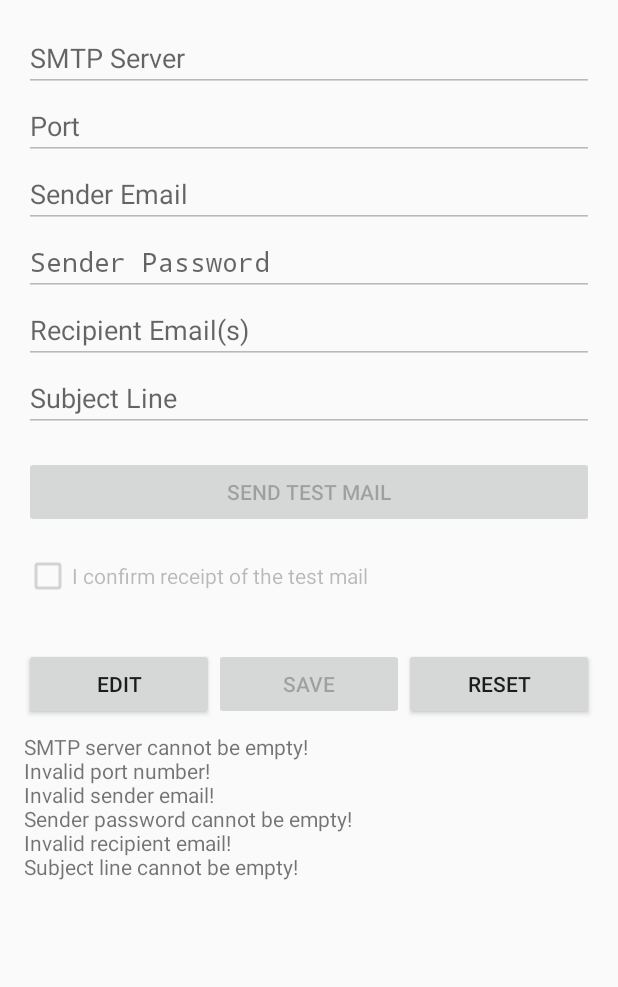
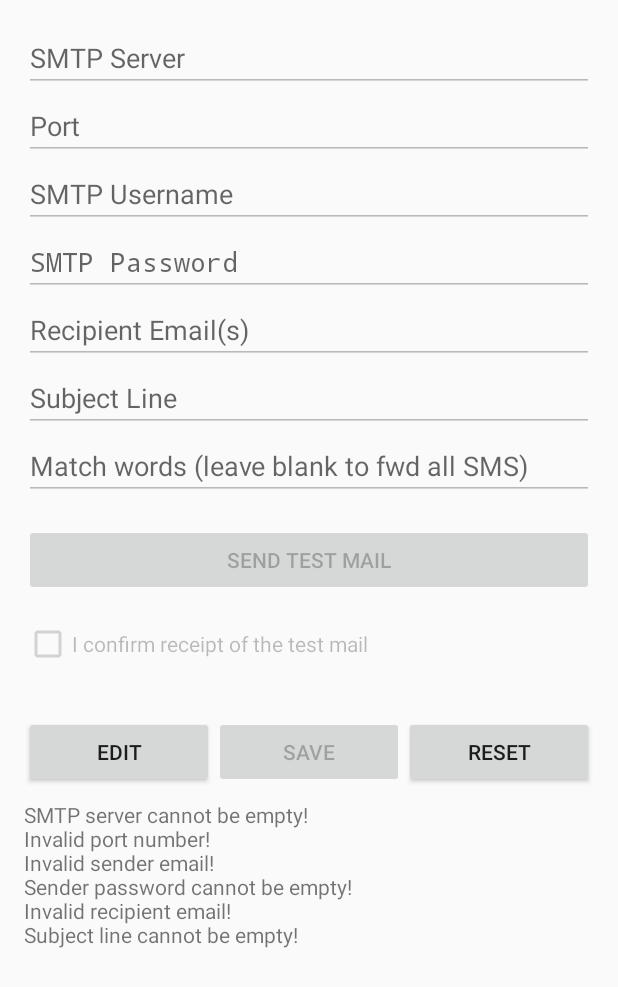
Before and after one commit to ganeshv/textfiltrator, an Android app built with Jetpack Compose: the ConfigActivity screen opened directly, with no data from a screen before it, after a tap on "RESET", on a phone screen of 412 x 824 dp. Shown: the top 987 px of the screen. Run offline under Robolectric (Android 15) with nearby library versions, the phone set to English and light mode, and no system bars; 6 statements that could not run were skipped; 3 other taps on this screen came first.

Commit message:
User can specify match list; texts containing words from this list will be forwarded

```diff
--- a/SMSReaderApp/app/src/main/java/com/example/smsreaderapp/ConfigActivity.kt
+++ b/SMSReaderApp/app/src/main/java/com/example/smsreaderapp/ConfigActivity.kt
@@ -3,7 +3,6 @@ package com.example.smsreaderapp
 import android.app.Activity
 import android.content.Context
 import android.os.Bundle
-import android.util.Log
 import android.widget.Button
 import android.widget.CheckBox
 import android.widget.EditText
@@ -54,8 +53,10 @@ class ConfigActivity : Activity() {
     private lateinit var saveButton: Button
     private lateinit var resetButton: Button
     private lateinit var configStatusTextView: TextView
+    private lateinit var matchEditText: EditText
     private lateinit var btnSendTestMail: Button
     private lateinit var checkBoxConfirmReceipt: CheckBox
+
 
     private var isEditing : Boolean = false
     private lateinit var smtpSettings : SMTPSettings
@@ -71,6 +72,7 @@ class ConfigActivity : Activity() {
         senderPasswordEditText = findViewById(R.id.senderPasswordEditText)
         recipientEmailsEditText = findViewById(R.id.recipientEmailsEditText)
         subjectLineEditText = findViewById(R.id.subjectLineEditText)
+        matchEditText = findViewById(R.id.matchEditText)
 
         editButton = findViewById(R.id.editButton)
         saveButton = findViewById(R.id.saveButton)
@@ -98,12 +100,13 @@ class ConfigActivity : Activity() {
         saveButton.setOnClickListener {
             val settings: SMTPSettings = validateSettings() ?: return@setOnClickListener
             val confirm = checkBoxConfirmReceipt.isChecked
+            val matchWords = matchEditText.text.toString().trim()
             if (!confirm) {
                 configStatusTextView.text = "Please send test mail and confirm receipt"
                 return@setOnClickListener
             }
             // Save to encrypted shared preferences
-            saveSettings(settings, true)
+            saveSettings(settings, true, matchWords)
             configStatusTextView.text = "Configuration saved successfully!"
             LogManager.log("Configuration saved successfully!")
             // Make all the fields uneditable until the Edit button is pressed
@@ -112,7 +115,8 @@ class ConfigActivity : Activity() {
 
         resetButton.setOnClickListener {
             // Wipe all preferences
-            saveSettings(SMTPSettings("", "", "", "", "", ""), false)
+            saveSettings(SMTPSettings("", "", "", "",
+                "", ""), false, "")
             EncryptedPreferencesUtil.putBoolean(this, "FORWARDING_STATE", false)
             loadSettings()
             LogManager.log("Configuration reset successfully!")
@@ -131,6 +135,7 @@ class ConfigActivity : Activity() {
         val senderPassword = senderPasswordEditText.text.toString().trim()
         val recipientEmails = recipientEmailsEditText.text.toString().trim().split(" ")
         val subjectLine = subjectLineEditText.text.toString().trim()
+        val matchWords = matchEditText.text.toString().trim()
         val errlist = mutableListOf<String>()
 
         // Validations
@@ -153,6 +158,13 @@ class ConfigActivity : Activity() {
         if (subjectLine.isBlank()) {
             errlist.add("Subject line cannot be empty!")
         }
+        if (!matchWords.isEmpty()) {
+            try {
+                generateRegexPattern(matchWords)
+            } catch (e: Exception) {
+                errlist.add("Invalid match words!")
+            }
+        }
         return if (errlist.isNotEmpty()) {
             configStatusTextView.text = errlist.joinToString("\n")
             null
@@ -165,6 +177,7 @@ class ConfigActivity : Activity() {
     private fun loadSettings() : SMTPSettings {
         val s = SMTPSettings.load(this)
         val confirmReceipt = EncryptedPreferencesUtil.getBoolean(this, "CONFIRMED_RECEIPT", false)
+        val matchWords = EncryptedPreferencesUtil.getString(this, "MATCH_WORDS") ?: ""
 
         // Populate the fields with the loaded settings
         smtpServerEditText.setText(s.smtpServer)
@@ -173,14 +186,16 @@ class ConfigActivity : Activity() {
         senderPasswordEditText.setText(s.senderPassword)
         recipientEmailsEditText.setText(s.recipientEmails)
         subjectLineEditText.setText(s.subjectLine)
+        matchEditText.setText(matchWords)
         checkBoxConfirmReceipt.isChecked = confirmReceipt
 
         return s
     }
 
-    private fun saveSettings(smtpSettings: SMTPSettings, confirmEmail: Boolean) {
+    private fun saveSettings(smtpSettings: SMTPSettings, confirmEmail: Boolean, matchWords: String) {
         smtpSettings.store(this)
         EncryptedPreferencesUtil.putBoolean(this, "CONFIRMED_RECEIPT", confirmEmail)
+        EncryptedPreferencesUtil.putString(this, "MATCH_WORDS", matchWords)
     }
 
     private fun disableEdit() {
@@ -192,6 +207,7 @@ class ConfigActivity : Activity() {
         subjectLineEditText.isEnabled = false
         btnSendTestMail.isEnabled = false
         checkBoxConfirmReceipt.isEnabled = false
+        matchEditText.isEnabled = false
 
         editButton.text = "Edit"
         isEditing = false
@@ -207,6 +223,7 @@ class ConfigActivity : Activity() {
         subjectLineEditText.isEnabled = true
         btnSendTestMail.isEnabled = true
         checkBoxConfirmReceipt.isEnabled = true
+        matchEditText.isEnabled = true
         editButton.text = "Cancel"
         isEditing = true
         saveButton.isEnabled = true
@@ -233,3 +250,9 @@ class ConfigActivity : Activity() {
         }
     }
 }
+
+fun generateRegexPattern(input: String): Regex {
+    val words = input.split(" ")
+    val pattern = words.joinToString("|")
+    return "\\b($pattern)\\b".toRegex(RegexOption.IGNORE_CASE)
+}
--- a/SMSReaderApp/app/src/main/res/layout/activity_config.xml
+++ b/SMSReaderApp/app/src/main/res/layout/activity_config.xml
@@ -31,7 +31,7 @@
             android:id="@+id/senderEmailEditText"
             android:layout_width="match_parent"
             android:layout_height="wrap_content"
-            android:hint="Sender Email"
+            android:hint="SMTP Username"
             android:inputType="textEmailAddress" />
 
         <!-- Sender Password -->
@@ -39,7 +39,7 @@
             android:id="@+id/senderPasswordEditText"
             android:layout_width="match_parent"
             android:layout_height="wrap_content"
-            android:hint="Sender Password"
+            android:hint="SMTP Password"
             android:inputType="textPassword" />
 
         <!-- Recipient Email(s) - Assuming comma-separated for multiple emails -->
@@ -57,6 +57,14 @@
             android:layout_height="wrap_content"
             android:hint="Subject Line"
             android:inputType="text" />
+
+        <EditText
+            android:id="@+id/matchEditText"
+            android:layout_width="match_parent"
+            android:layout_height="wrap_content"
+            android:hint="Match words (leave blank to fwd all SMS)"
+            android:inputType="text"
+            android:maxLines="1" />
 
         <!-- Button for sending a test email -->
         <Button
```
Also changed, not shown: SMSReaderApp/app/src/main/java/com/example/smsreaderapp/MainActivity.kt (+9 -4 lines), SMSReaderApp/app/src/main/java/com/example/smsreaderapp/SmsReceiver.kt (+8 -0 lines).
